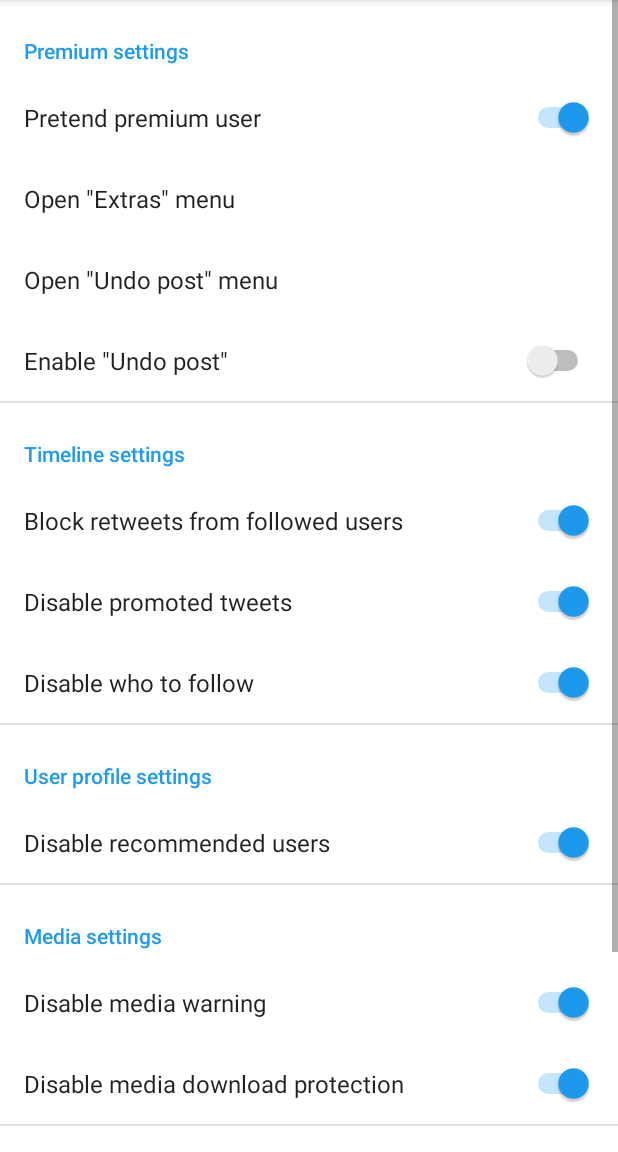
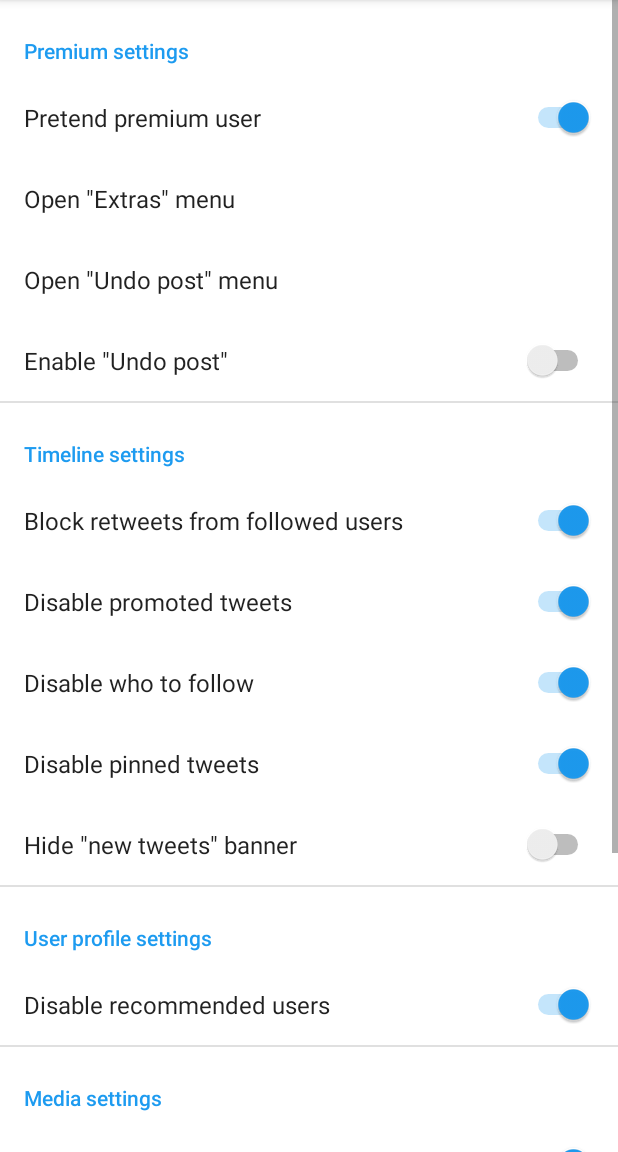
Before and after one commit to AliasQli/TwitterRecycle, an Android app: the SettingsActivity screen opened directly, with no data from a screen before it, on a phone screen of 412 x 824 dp, the part 84-1236 px from its top. Run offline under Robolectric (Android 15) with nearby library versions, the phone set to English and light mode, and no system bars; our stand-ins replace androidx.preference; libraries missing offline, so code that uses them is left out: com.highcapable.yukihookapi.

Commit message:
Add options for "pinned tweets" & "banner"

```diff
--- a/app/src/main/java/com/recycle/twitter/HookEntry.kt
+++ b/app/src/main/java/com/recycle/twitter/HookEntry.kt
@@ -7,6 +7,7 @@ import com.highcapable.yukihookapi.hook.factory.registerModuleAppActivities
 import com.highcapable.yukihookapi.hook.xposed.proxy.IYukiHookXposedInit
 import com.recycle.twitter.data.Data
 import com.recycle.twitter.data.data
+import com.recycle.twitter.hook.BannerHook
 import com.recycle.twitter.hook.JsonApiTweetHook
 import com.recycle.twitter.hook.JsonProfileUserHook
 import com.recycle.twitter.hook.JsonTimelineEntryHook
@@ -61,6 +62,7 @@ object HookEntry : IYukiHookXposedInit {
                                         SensitiveMediaHook,
                                         ProtectedMediaHook,
                                         PremiumHook,
+                                        BannerHook,
                                         SettingsHook,
                                     )
 
--- a/app/src/main/java/com/recycle/twitter/hook/JsonTimelineEntryHook.kt
+++ b/app/src/main/java/com/recycle/twitter/hook/JsonTimelineEntryHook.kt
@@ -12,7 +12,7 @@ object JsonTimelineEntryHook : Hook() {
     private fun needRemove(entryId: String): Boolean {
         if (entryId.startsWith("superhero-") && data.prefs.disablePromotedTweets) return true
         if (entryId.startsWith("who-to-follow-") && data.prefs.disableWhoToFollow) return true
-        if (entryId.startsWith("who-to-subscribe-") && data.prefs.disableWhoToFollow) return true
+        if (entryId.startsWith("pinned-tweets-") && data.prefs.disablePinnedTweets) return true
         return false
     }
 
--- a/app/src/main/res/values/prefs.xml
+++ b/app/src/main/res/values/prefs.xml
@@ -19,6 +19,12 @@
     <string name="disable_who_to_follow">disable_who_to_follow</string>
     <bool name="disable_who_to_follow_def">true</bool>
 
+    <string name="disable_pinned_tweets">disable_pinned_tweets</string>
+    <bool name="disable_pinned_tweets_def">true</bool>
+
+    <string name="hide_new_tweets_banner">hide_new_tweets_banner</string>
+    <bool name="hide_new_tweets_banner_def">false</bool>
+
     <string name="disable_recommended_users">disable_recommended_users</string>
     <bool name="disable_recommended_users_def">true</bool>
 
--- a/app/src/main/res/xml/settings_screen.xml
+++ b/app/src/main/res/xml/settings_screen.xml
@@ -65,6 +65,20 @@
             android:title="Disable who to follow"
             app:iconSpaceReserved="false"
             app:key="@string/disable_who_to_follow" />
+        <SwitchPreference
+            android:layout_width="wrap_content"
+            android:layout_height="wrap_content"
+            android:defaultValue="@bool/disable_pinned_tweets_def"
+            android:title="Disable pinned tweets"
+            app:iconSpaceReserved="false"
+            app:key="@string/disable_pinned_tweets" />
+        <SwitchPreference
+            android:layout_width="wrap_content"
+            android:layout_height="wrap_content"
+            android:defaultValue="@bool/hide_new_tweets_banner_def"
+            android:title="Hide &quot;new tweets&quot; banner"
+            app:iconSpaceReserved="false"
+            app:key="@string/hide_new_tweets_banner" />
     </PreferenceCategory>
     <PreferenceCategory
         android:layout_width="wrap_content"
```
Also changed, not shown: app/src/main/java/com/recycle/twitter/data/Prefs.kt (+13 -1 lines), app/src/main/java/com/recycle/twitter/hook/BannerHook.kt (added, +28 -0 lines).
